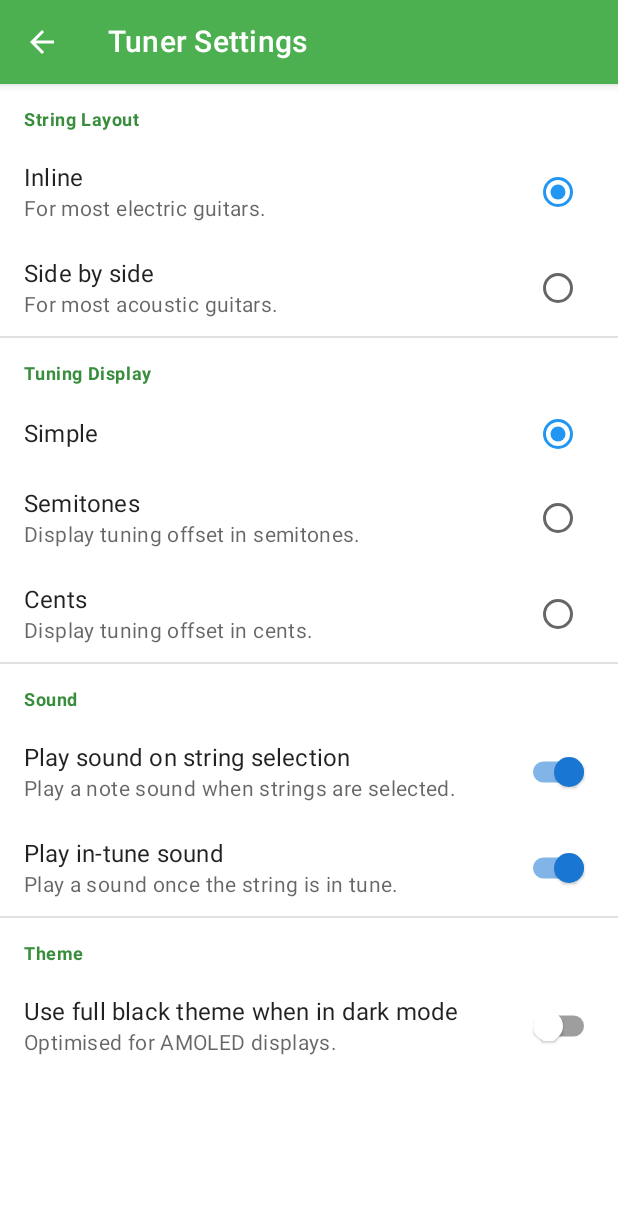
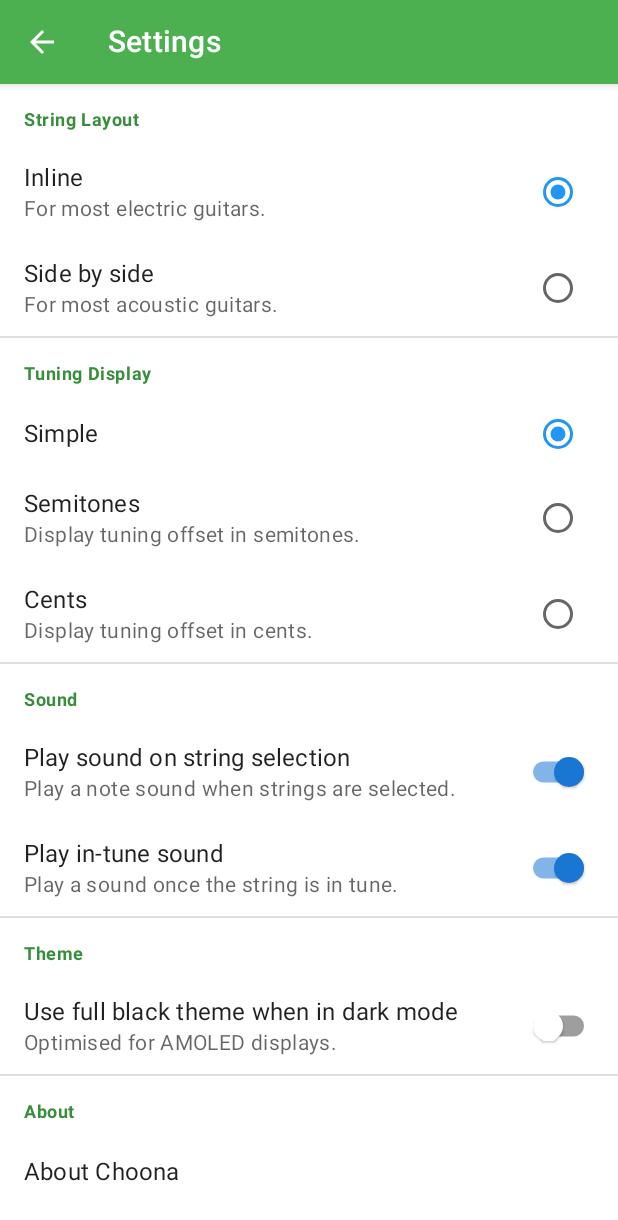
Before and after one commit to rohankhayech/Choona, an Android app built with Jetpack Compose: the SettingsActivity screen opened directly, with no data from a screen before it, on a phone screen of 412 x 824 dp. Shown: the top 1220 px of the screen. Run offline under Robolectric (Android 15) with nearby library versions, the light colour scheme and no system bars; network calls fail.

Commit message:
Added about app screen.

```diff
--- a/app/src/main/java/com/rohankhayech/choona/view/activity/SettingsActivity.kt
+++ b/app/src/main/java/com/rohankhayech/choona/view/activity/SettingsActivity.kt
@@ -6,8 +6,13 @@ package com.rohankhayech.choona.view.activity
 
 import java.io.IOException
 import android.os.Bundle
+import androidx.activity.OnBackPressedCallback
+import androidx.activity.addCallback
 import androidx.activity.compose.setContent
 import androidx.appcompat.app.AppCompatActivity
+import androidx.compose.animation.AnimatedVisibility
+import androidx.compose.animation.slideInHorizontally
+import androidx.compose.animation.slideOutHorizontally
 import androidx.compose.runtime.getValue
 import androidx.datastore.core.DataStore
 import androidx.datastore.preferences.core.Preferences
@@ -21,11 +26,10 @@ import com.rohankhayech.choona.model.preferences.StringLayout
 import com.rohankhayech.choona.model.preferences.TunerPreferences
 import com.rohankhayech.choona.model.preferences.TuningDisplayType
 import com.rohankhayech.choona.model.preferences.tunerPreferenceDataStore
+import com.rohankhayech.choona.view.screens.AboutScreen
 import com.rohankhayech.choona.view.screens.SettingsScreen
 import com.rohankhayech.choona.view.theme.AppTheme
-import kotlinx.coroutines.flow.Flow
-import kotlinx.coroutines.flow.catch
-import kotlinx.coroutines.flow.map
+import kotlinx.coroutines.flow.*
 import kotlinx.coroutines.launch
 
 /**
@@ -38,6 +42,9 @@ class SettingsActivity : AppCompatActivity() {
     /** View model used to interact with the users preferences. */
     private lateinit var vm: SettingsActivityViewModel
 
+    /** Callback used to dismiss about screen when the back button is pressed. */
+    private lateinit var dismissAboutScreenOnBack: OnBackPressedCallback
+
     /** Called when the activity is created. */
     override fun onCreate(savedInstanceState: Bundle?) {
         super.onCreate(savedInstanceState)
@@ -48,11 +55,24 @@ class SettingsActivity : AppCompatActivity() {
             SettingsActivityViewModel.Factory(tunerPreferenceDataStore)
         )[SettingsActivityViewModel::class.java]
 
+        // Setup custom back navigation.
+        dismissAboutScreenOnBack = onBackPressedDispatcher.addCallback(this,
+            enabled = vm.showAboutScreen.value
+        ) {
+            dismissAboutScreen()
+        }
+
         // Set UI content.
         setContent {
             val prefs by vm.prefs.collectAsStateWithLifecycle(TunerPreferences())
+            val showAboutScreen by vm.showAboutScreen.collectAsStateWithLifecycle()
 
             AppTheme(fullBlack = prefs.useBlackTheme) {
+                AnimatedVisibility(
+                    visible = !showAboutScreen,
+                    enter = slideInHorizontally { -it/4 },
+                    exit = slideOutHorizontally { -it/4 }
+                ) {
                     SettingsScreen(
                         prefs = prefs,
                         onSelectDisplayType = vm::setDisplayType,
@@ -60,10 +80,31 @@ class SettingsActivity : AppCompatActivity() {
                         onEnableStringSelectSound = vm::setEnableStringSelectSound,
                         onEnableInTuneSound = vm::setEnableInTuneSound,
                         onSetUseBlackTheme = vm::setUseBlackTheme,
+                        onAboutPressed = ::openAboutScreen,
                         onBackPressed = ::finish
                     )
                 }
+
+                AnimatedVisibility(
+                    visible = showAboutScreen,
+                    enter = slideInHorizontally { it/4 },
+                    exit = slideOutHorizontally { it/4 }
+                ) {
+                    AboutScreen(onBackPressed = ::dismissAboutScreen)
                 }
+            }
+        }
+    }
+
+    /** Opens the about screen and enables custom back behaviour. */
+    private fun openAboutScreen() {
+        dismissAboutScreenOnBack.isEnabled = true
+        vm.openAboutScreen()
+    }
+
+    private fun dismissAboutScreen() {
+        dismissAboutScreenOnBack.isEnabled = false
+        vm.dismissAboutScreen()
     }
 }
 
@@ -77,6 +118,12 @@ class SettingsActivity : AppCompatActivity() {
 class SettingsActivityViewModel(
     private val dataStore: DataStore<Preferences>
 ) : ViewModel() {
+
+    /** Mutable backing property for [showAboutScreen]. */
+    private val _showAboutScreen = MutableStateFlow(false)
+
+    /** Whether to show the about screen. */
+    val showAboutScreen = _showAboutScreen.asStateFlow()
 
     /** Flow containing the users preferences. */
     val prefs: Flow<TunerPreferences> = dataStore.data
@@ -117,6 +164,16 @@ class SettingsActivityViewModel(
         }
     }
 
+    /** Opens the about screen. */
+    fun openAboutScreen() {
+        _showAboutScreen.update { true }
+    }
+
+    /** Dismisses the about screen. */
+    fun dismissAboutScreen() {
+        _showAboutScreen.update { false }
+    }
+
     /**
      * Factory class used to instantiate the view model with a reference to the data store.
      *
--- a/app/src/main/java/com/rohankhayech/choona/view/activity/TunerActivity.kt
+++ b/app/src/main/java/com/rohankhayech/choona/view/activity/TunerActivity.kt
@@ -158,7 +158,6 @@ class TunerActivity : AppCompatActivity() {
                                 }
                             },
                             onOpenTuningSelector = ::openTuningSelector,
-                            onBackPressed = ::finish,
                             onSettingsPressed = ::openSettings
                         )
 
@@ -177,7 +176,6 @@ class TunerActivity : AppCompatActivity() {
                     // Audio permission not granted, show permission rationale.
                     TunerPermissionScreen(
                         requestAgain = !shouldShowRequestPermissionRationale(Manifest.permission.RECORD_AUDIO),
-                        onBackPressed = {},
                         onSettingsPressed = ::openSettings,
                         onRequestPermission = ::requestPermission,
                         onOpenPermissionSettings = ::openPermissionSettings,
--- /dev/null
+++ b/app/src/main/java/com/rohankhayech/choona/view/components/SectionLabel.kt
@@ -0,0 +1,25 @@
+/*
+ * Copyright (c) 2023 Rohan Khayech
+ */
+
+package com.rohankhayech.choona.view.components
+
+import androidx.compose.foundation.layout.padding
+import androidx.compose.material.MaterialTheme
+import androidx.compose.material.Text
+import androidx.compose.runtime.Composable
+import androidx.compose.ui.Modifier
+import androidx.compose.ui.text.font.FontWeight
+import androidx.compose.ui.unit.dp
+
+/** UI component displaying a list section label with [title] text. */
+@Composable
+fun SectionLabel(title: String, modifier: Modifier = Modifier) {
+    Text(
+        text = title,
+        fontWeight = FontWeight.Bold,
+        style = MaterialTheme.typography.caption,
+        color = MaterialTheme.colors.primaryVariant,
+        modifier = modifier.padding(start = 16.dp, top = 16.dp, bottom = 8.dp)
+    )
+}
--- a/app/src/main/java/com/rohankhayech/choona/view/screens/SettingsScreen.kt
+++ b/app/src/main/java/com/rohankhayech/choona/view/screens/SettingsScreen.kt
@@ -16,13 +16,12 @@ import androidx.compose.material.icons.filled.ArrowBack
 import androidx.compose.runtime.Composable
 import androidx.compose.ui.Modifier
 import androidx.compose.ui.res.stringResource
-import androidx.compose.ui.text.font.FontWeight
 import androidx.compose.ui.tooling.preview.Preview
-import androidx.compose.ui.unit.dp
 import com.rohankhayech.choona.R
 import com.rohankhayech.choona.model.preferences.StringLayout
 import com.rohankhayech.choona.model.preferences.TunerPreferences
 import com.rohankhayech.choona.model.preferences.TuningDisplayType
+import com.rohankhayech.choona.view.components.SectionLabel
 import com.rohankhayech.choona.view.theme.AppTheme
 
 /**
@@ -47,6 +46,7 @@ fun SettingsScreen(
     onEnableStringSelectSound: (Boolean) -> Unit,
     onEnableInTuneSound: (Boolean) -> Unit,
     onSetUseBlackTheme: (Boolean) -> Unit,
+    onAboutPressed: () -> Unit,
     onBackPressed: () -> Unit,
 ) {
     Scaffold(
@@ -183,20 +183,16 @@ fun SettingsScreen(
                 },
                 modifier = Modifier.clickable { onSetUseBlackTheme(!prefs.useBlackTheme) }
             )
+            Divider()
+
+            // About
+            SectionLabel(stringResource(R.string.about))
+            ListItem(
+                text = { Text("${stringResource(R.string.about)} ${stringResource(R.string.app_name)}") },
+                modifier = Modifier.clickable(onClick = onAboutPressed)
+            )
         }
     }
-}
-
-/** UI component displaying a preferences section label with [title] text. */
-@Composable
-private fun SectionLabel(title: String) {
-    Text(
-        text = title,
-        fontWeight = FontWeight.Bold,
-        style = MaterialTheme.typography.caption,
-        color = MaterialTheme.colors.primaryVariant,
-        modifier = Modifier.padding(start = 16.dp, top = 16.dp, bottom = 8.dp)
-    )
 }
 
 // Preview
@@ -212,6 +208,7 @@ private fun Preview() {
             onEnableStringSelectSound = {},
             onEnableInTuneSound = {},
             onSetUseBlackTheme = {},
+            onAboutPressed = {},
             onBackPressed = {},
         )
     }
--- a/app/src/main/res/values/strings.xml
+++ b/app/src/main/res/values/strings.xml
@@ -20,7 +20,7 @@
     <string name="semitones">Semitones</string>
     <string name="cents">Cents</string>
     <string name="auto_detect_label">Auto</string>
-    <string name="tuner_settings">Tuner Settings</string>
+    <string name="tuner_settings">Settings</string>
     <string name="pref_string_layout">String Layout</string>
     <string name="pref_string_layout_inline">Inline</string>
     <string name="pref_string_layout_inline_desc">For most electric guitars.</string>
@@ -55,4 +55,11 @@
     <string name="favourite">Favourite</string>
     <string name="num_strings_suffix">-String</string>
     <string name="dialog_title_save_tuning">Save tuning as…</string>
+    <string name="about">About</string>
+    <string name="license_desc">is licensed under the GNU General Public License v3.0.</string>
+    <string name="copyright">Copyright</string>
+    <string name="license">License</string>
+    <string name="license_terms">License terms</string>
+    <string name="source_code">Source code</string>
+    <string name="third_party_licenses">Third-party licenses</string>
 </resources>
```
Also changed, not shown: app/src/main/java/com/rohankhayech/choona/view/screens/AboutScreen.kt (added, +101 -0 lines), app/src/main/java/com/rohankhayech/choona/view/screens/TunerScreen.kt (+3 -19 lines), app/src/main/java/com/rohankhayech/choona/view/screens/TuningSelectionScreen.kt (+2 -10 lines). Lines whose indentation alone changed are shown as unchanged.
